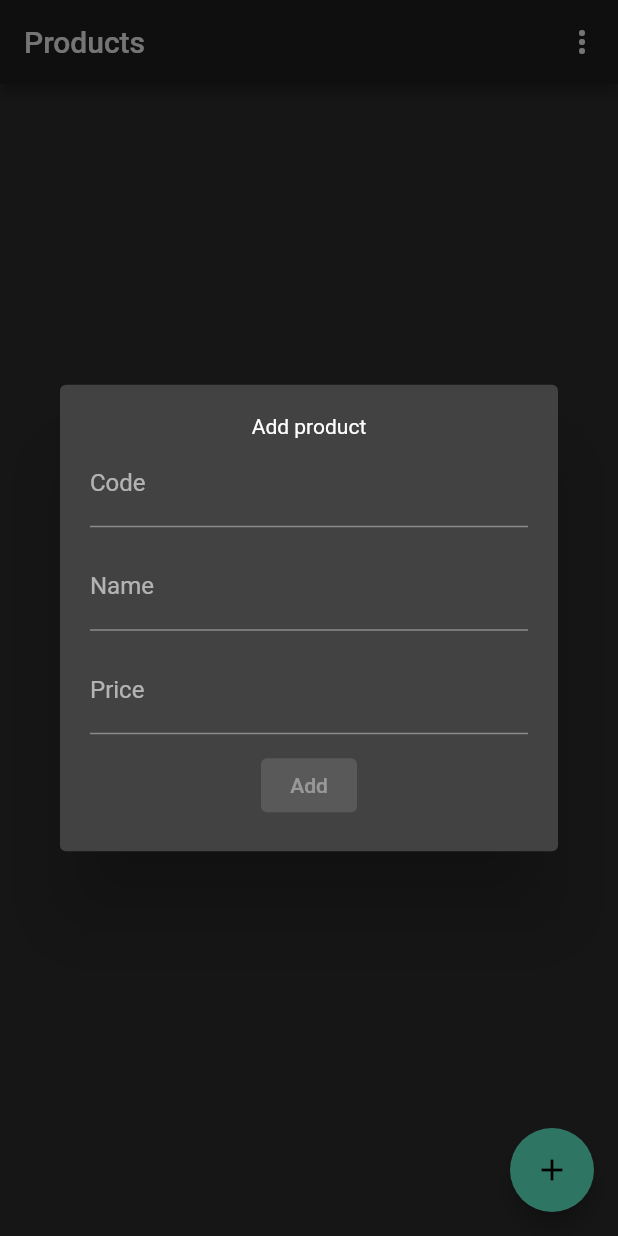
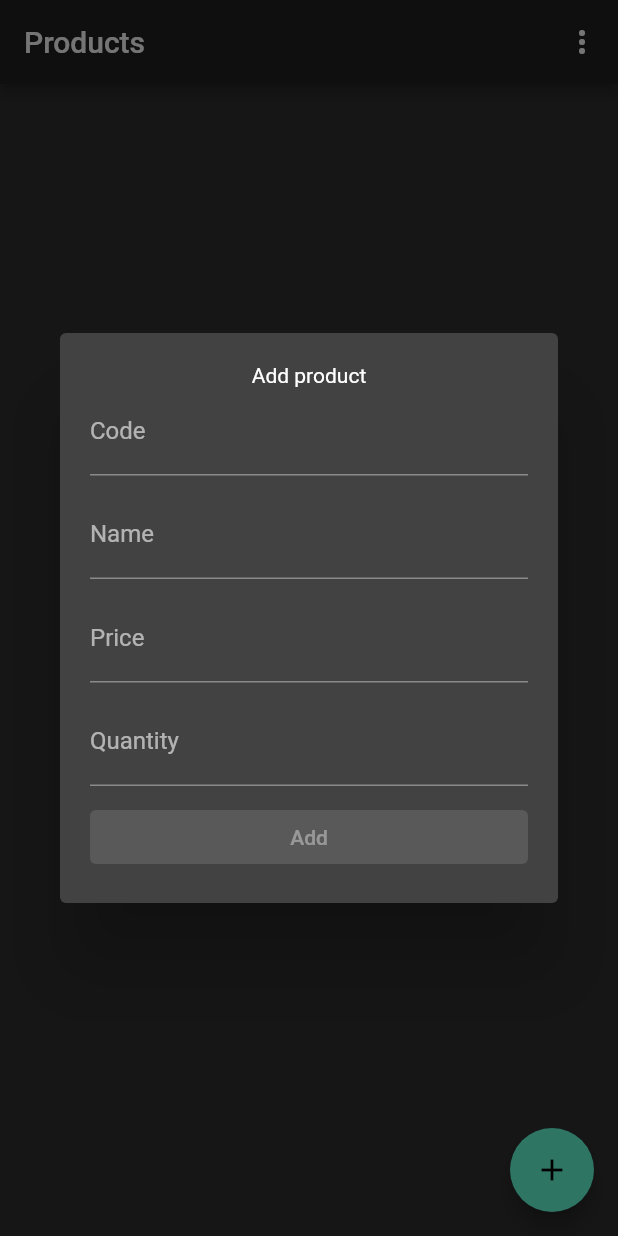
Before and after one commit to rodrigorafaeldamaceno/products_flutter, a Flutter app: the screen it shows after launch, after a tap on the "add" icon, on a phone screen of 412 x 824 dp. Run offline on Flutter 3.47's test engine with Material 2 defaults, Android fonts, the light colour scheme and no system bars; our stand-ins replace extended_masked_text, flutter_mobx, mobx, moor, moor_flutter; generated files the repository leaves out were written again.

Commit message:
added quantity field in products

```diff
--- a/lib/db/tables/product_table.dart
+++ b/lib/db/tables/product_table.dart
@@ -4,7 +4,8 @@ import 'package:moor_flutter/moor_flutter.dart';
 class Products extends Table {
   IntColumn get id => integer().nullable().autoIncrement()();
   TextColumn get name => text()();
-  RealColumn get price => real()();
+  RealColumn get price => real().withDefault(Constant(0)).nullable()();
   IntColumn get code => integer()();
+  IntColumn get quantity => integer().withDefault(Constant(0)).nullable()();
   DateTimeColumn get date => dateTime()();
 }
--- a/lib/pages/home/home_page.dart
+++ b/lib/pages/home/home_page.dart
@@ -30,7 +30,8 @@ class _HomePageState extends State<HomePage> {
         subtitle: Column(
           crossAxisAlignment: CrossAxisAlignment.start,
           children: [
-            Text('Price: \$${product.price.toStringAsFixed(2)}'),
+            Text('Price: \$${product.price?.toStringAsFixed(2)}'),
+            Text('Quantity: ${product.quantity ?? 0}'),
             Text('Code: ${product.code}'),
             Text('Date: ${product.date}')
           ],
@@ -56,10 +57,12 @@ class _HomePageState extends State<HomePage> {
       controller.nameController.clear();
       controller.codeController.clear();
       controller.priceController.clear();
+      controller.quantityController.clear();
     } else {
       controller.nameController.text = product.name;
       controller.codeController.text = product.code.toString();
       controller.priceController.text = product.price.toString();
+      controller.quantityController.text = product.quantity.toString();
     }
 
     controller.checkButton();
@@ -72,10 +75,14 @@ class _HomePageState extends State<HomePage> {
             margin: EdgeInsets.all(20),
             child: Form(
               key: _formKey,
-              child: Column(
-                mainAxisSize: MainAxisSize.min,
+              child: ListView(
+                shrinkWrap: true,
                 children: <Widget>[
-                  Text(product == null ? 'Add product' : 'Edit product'),
+                  Center(
+                    child: Text(
+                      product == null ? 'Add product' : 'Edit product',
+                    ),
+                  ),
                   TextFormField(
                     controller: controller.codeController,
                     keyboardType: TextInputType.number,
@@ -115,14 +122,31 @@ class _HomePageState extends State<HomePage> {
                         TextInputType.numberWithOptions(decimal: true),
                     decoration: InputDecoration(labelText: 'Price'),
                     autovalidateMode: AutovalidateMode.onUserInteraction,
-                    onChanged: (_) {
-                      controller.checkButton();
-                    },
-                    validator: (value) {
-                      if (value.isEmpty) return 'Required field';
+                    // onChanged: (_) {
+                    //   controller.checkButton();
+                    // },
+                    // validator: (value) {
+                    //   if (value.isEmpty) return 'Required field';
 
-                      return null;
-                    },
+                    //   return null;
+                    // },
+                  ),
+                  SizedBox(
+                    height: 10,
+                  ),
+                  TextFormField(
+                    controller: controller.quantityController,
+                    keyboardType: TextInputType.number,
+                    decoration: InputDecoration(labelText: 'Quantity'),
+                    autovalidateMode: AutovalidateMode.onUserInteraction,
+                    // onChanged: (_) {
+                    //   controller.checkButton();
+                    // },
+                    // validator: (value) {
+                    //   if (value.isEmpty) return 'Required field';
+
+                    //   return null;
+                    // },
                   ),
                   SizedBox(
                     height: 10,
@@ -141,10 +165,15 @@ class _HomePageState extends State<HomePage> {
                                   Product(
                                     name: controller.nameController.text,
                                     code: int.tryParse(
-                                        controller.codeController.text),
+                                      controller.codeController.text,
+                                    ),
                                     price: double.tryParse(
-                                        controller.priceController.text),
+                                      controller.priceController.text,
+                                    ),
                                     date: DateTime.now(),
+                                    quantity: int.tryParse(
+                                      controller.quantityController.text,
+                                    ),
                                   ),
                                 );
                               } else {
@@ -155,6 +184,9 @@ class _HomePageState extends State<HomePage> {
                                   price: double.tryParse(
                                       controller.priceController.text),
                                   date: DateTime.now(),
+                                  quantity: int.tryParse(
+                                    controller.quantityController.text,
+                                  ),
                                 ));
                               }
 
--- a/lib/stores/product_store.dart
+++ b/lib/stores/product_store.dart
@@ -1,3 +1,4 @@
+import 'package:extended_masked_text/extended_masked_text.dart';
 import 'package:flutter/cupertino.dart';
 import 'package:mobx/mobx.dart';
 import 'package:moor_flutter/moor_flutter.dart';
@@ -17,7 +18,12 @@ abstract class _ProductStoreBase with Store {
 
   final codeController = TextEditingController();
   final nameController = TextEditingController();
-  final priceController = TextEditingController();
+  final quantityController = TextEditingController();
+  final priceController = MoneyMaskedTextController(
+    precision: 2,
+    initialValue: 0,
+    leftSymbol: '\$',
+  );
 
   final menuChoices = [
     MenuChoice(
@@ -40,9 +46,8 @@ abstract class _ProductStoreBase with Store {
 
   @action
   bool checkButton() {
-    buttonEnabled = nameController.text.isNotEmpty &&
-        codeController.text.isNotEmpty &&
-        priceController.text.isNotEmpty;
+    buttonEnabled =
+        nameController.text.isNotEmpty && codeController.text.isNotEmpty;
 
     return buttonEnabled;
   }
--- a/pubspec.yaml
+++ b/pubspec.yaml
@@ -18,6 +18,7 @@ dependencies:
   path_provider:
   path:
   flutter_mobx: ^2.0.0
+  extended_masked_text: ^2.1.0
 
 dev_dependencies:
   flutter_test:
```
Also changed, not shown: lib/db/database.g.dart, pubspec.lock.
